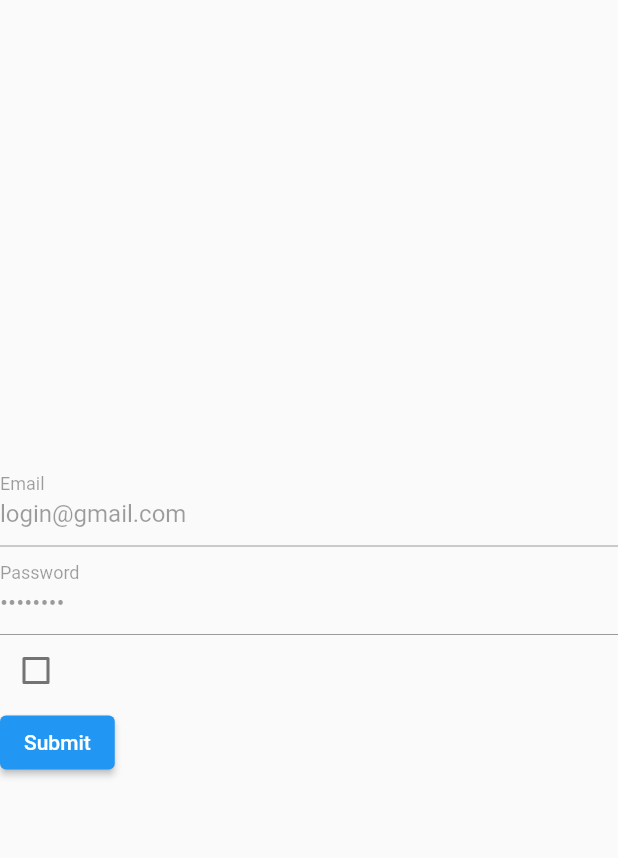
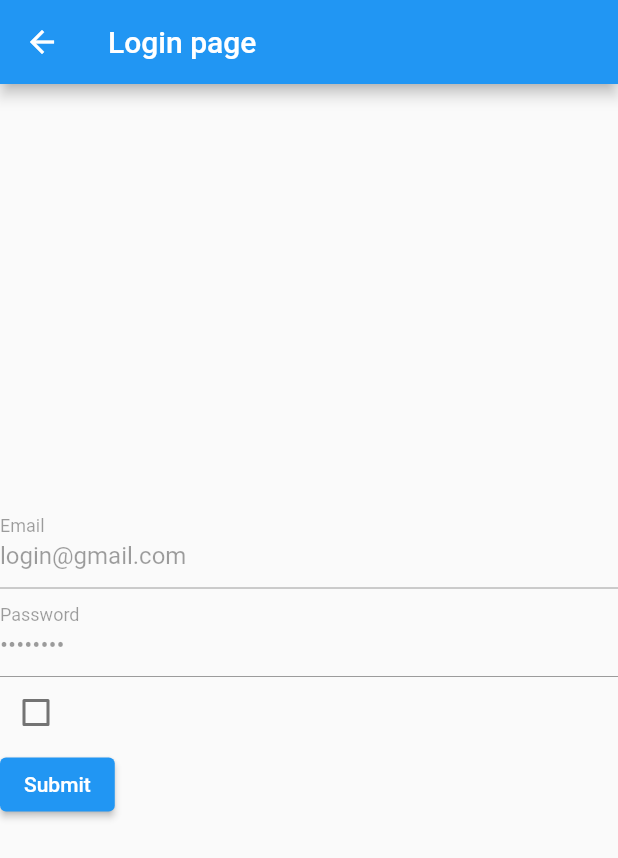
Before and after one commit to asztrikx/bme-flutter, a Flutter app: the LoginPageBloc screen opened directly, after a tap on "Submit", on a phone screen of 412 x 824 dp. Shown: the top 858 px of the screen. Run offline on Flutter 3.47's test engine with Material 2 defaults, Android fonts, the phone set to English and light mode, and no system bars; our stand-ins replace bloc, cached_network_image, dio, equatable, flutter_bloc, get_it and 3 more; missing offline and left inert: shared_preferences_web, username_gen; accounts and stored records are empty; network calls fail.

Commit message:
fix layout

```diff
--- a/lib/ui/bloc/login/login_page.dart
+++ b/lib/ui/bloc/login/login_page.dart
@@ -45,6 +45,15 @@ class _LoginPageBlocState extends State<LoginPageBloc> {
 
   @override
   Widget build(BuildContext context) {
+    return Scaffold(
+        appBar: AppBar(
+          title: const Text("Login page"),
+        ),
+        body:buildWithScaffold(context),
+    );
+  }
+
+  Widget buildWithScaffold(BuildContext context) {
     return BlocConsumer<LoginBloc, LoginState>(
       listener: (context, state) {
         if (state is LoginSuccess) {
@@ -105,13 +114,13 @@ class _LoginPageBlocState extends State<LoginPageBloc> {
                 }
               },
             ),
-            ElevatedButton(onPressed: () => sumbit(loginBloc), child: const Text("Submit"))
+            ElevatedButton(onPressed: () => submit(loginBloc), child: const Text("Submit"))
           ],
         )
     );
   }
 
-  void sumbit(LoginBloc loginBloc) {
+  void submit(LoginBloc loginBloc) {
     bool error = false;
     if (!isEmail(emailController.text)) {
       emailErrorText = "Nem email.";
```
Also changed, not shown: lib/main.dart (+3 -8 lines).
